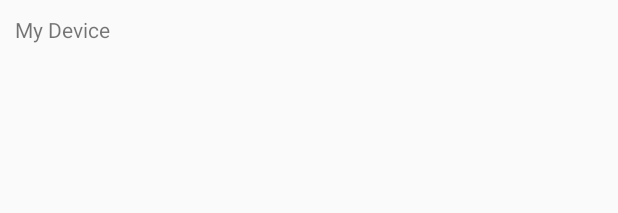
After one commit to kylehodgetts/Sungka, an Android app: the layout peer_row.xml on its own in the app's theme, with its tools: preview values and no code run, on a phone screen of 412 x 824 dp. The commit adds this screen. Shown: the top 213 px of the screen. Run offline under Robolectric (Android 15) with nearby library versions, the phone set to English and light mode, and no system bars; network calls fail.

Commit message:
Created new layout and list view row. Connected main activity to connect activity

```diff
--- /dev/null
+++ b/app/src/main/res/layout/peer_row.xml
@@ -0,0 +1,12 @@
+<?xml version="1.0" encoding="utf-8"?>
+<RelativeLayout xmlns:android="http://schemas.android.com/apk/res/android"
+    android:layout_width="match_parent" android:layout_height="match_parent">
+
+    <TextView
+        android:id="@+id/deviceName"
+        android:layout_width="fill_parent"
+        android:layout_height="wrap_content"
+        android:text="My Device"
+        android:layout_margin="10dp"/>
+
+</RelativeLayout>
```
Also changed, not shown: app/src/main/java/com/kylehodgetts/sunka/ConnectActivity.java (added, +17 -0 lines), app/src/main/java/com/kylehodgetts/sunka/MainActivity.java (+14 -0 lines), app/src/main/res/layout/acitivity_connect.xml (added, +13 -0 lines).
